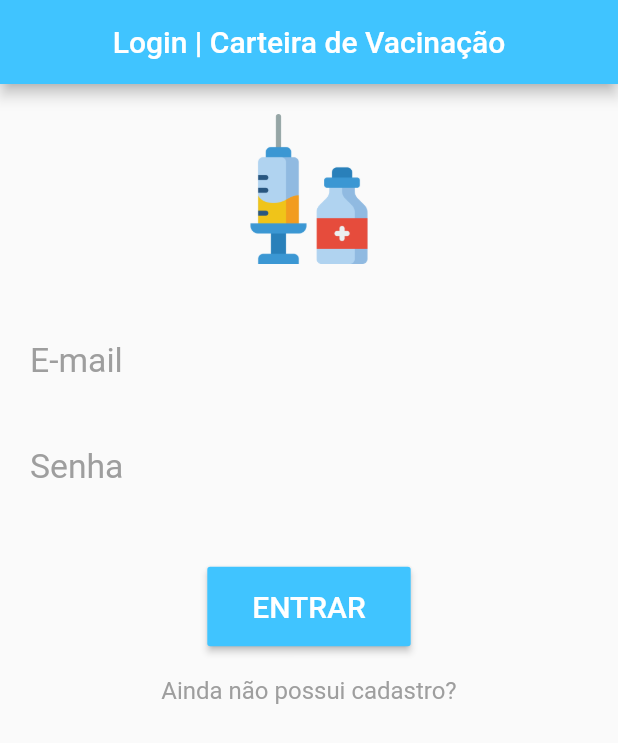
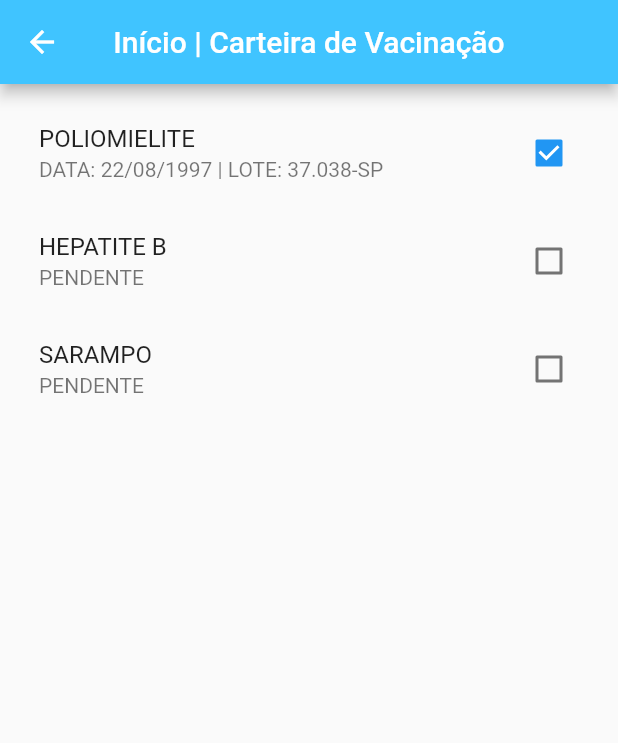
Before and after one commit to MateusDanieel/etec_app_tcc_vac, a Flutter app: the screen it shows after launch, after a tap on "ENTRAR", on a phone screen of 412 x 824 dp. Shown: the top 743 px of the screen. Run offline on Flutter 3.47's test engine with Material 2 defaults, Android fonts, the phone set to English and light mode, and no system bars.

Commit message:
Criação da página 'dash.dart'.

```diff
--- /dev/null
+++ b/lib/views/dash.dart
@@ -0,0 +1,41 @@
+import 'package:flutter/material.dart';
+
+class Dash extends StatefulWidget {
+  @override
+  _DashState createState() => _DashState();
+}
+
+class _DashState extends State<Dash> {
+  @override
+  Widget build(BuildContext context) {
+    return Scaffold(
+      appBar: AppBar(
+        title: Text("Início | Carteira de Vacinação"),
+        centerTitle: true,
+        backgroundColor: Colors.lightBlueAccent,
+      ),
+      body: SingleChildScrollView(
+          padding: EdgeInsets.all(10.0),
+          child: Column(children: [
+            CheckboxListTile(
+              title: Text("POLIOMIELITE", style: TextStyle()),
+              subtitle: Text("DATA: 22/08/1997 | LOTE: 37.038-SP"),
+              onChanged: (bool value) {},
+              value: true,
+            ),
+            CheckboxListTile(
+              title: Text("HEPATITE B", style: TextStyle()),
+              subtitle: Text("PENDENTE"),
+              onChanged: (bool value) {},
+              value: false,
+            ),
+            CheckboxListTile(
+              title: Text("SARAMPO", style: TextStyle()),
+              subtitle: Text("PENDENTE"),
+              onChanged: (bool value) {},
+              value: false,
+            ),
+          ])),
+    );
+  }
+}
--- a/lib/views/login.dart
+++ b/lib/views/login.dart
@@ -2,6 +2,7 @@ import 'dart:io';
 
 import 'package:flutter/material.dart';
 import 'package:tcc_cart_vac/views/cadastro.dart';
+import 'package:tcc_cart_vac/views/dash.dart';
 
 class Login extends StatefulWidget {
   @override
@@ -81,7 +82,10 @@ class _LoginState extends State<Login> {
                 ),
                 color: Colors.lightBlueAccent,
                 padding: EdgeInsets.fromLTRB(30, 15, 30, 15),
-                onPressed: () {},
+                onPressed: () {
+                  Navigator.push(
+                      context, MaterialPageRoute(builder: (context) => Dash()));
+                },
               ),
               Padding(
                 padding: EdgeInsets.only(bottom: 20),
```
